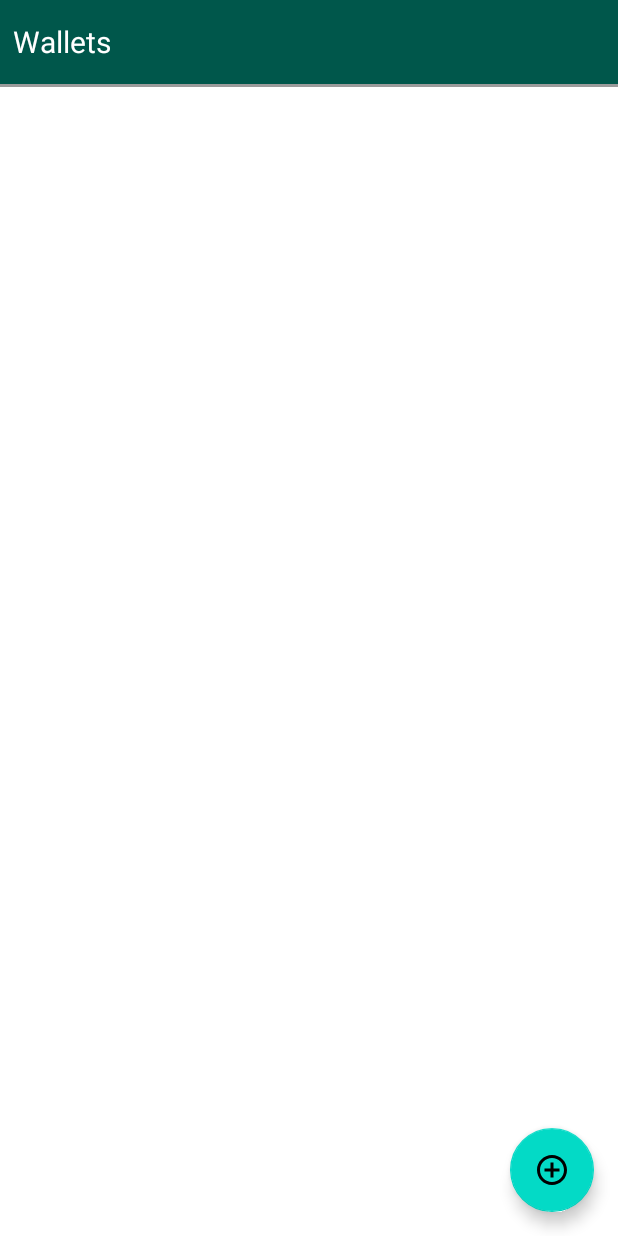
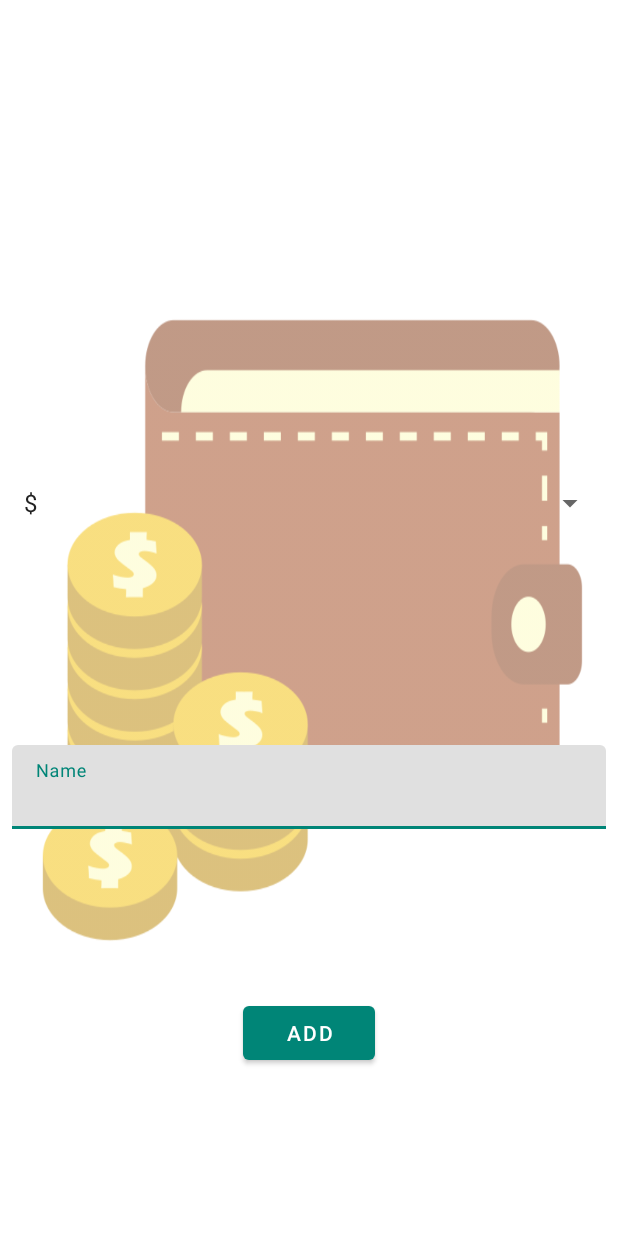
Before and after one commit to T2Aq/Wallet, an Android app: the WalletListActivity screen opened directly, with no data from a screen before it, after a tap on an icon or button, on a phone screen of 412 x 824 dp. Run offline under Robolectric (Android 15) with nearby library versions, the phone set to English and light mode, and no system bars.

Commit message:
Add wallet UI,closed #18

```diff
--- a/app/src/main/AndroidManifest.xml
+++ b/app/src/main/AndroidManifest.xml
@@ -31,6 +31,7 @@
     <activity android:name=".ui.confirmation.ConfirmationActivity"/>
     <activity android:name=".ui.currencylist.CurrencyListActivity"/>
     <activity android:name=".ui.walletlist.WalletListActivity"/>
+    <activity android:name=".ui.addwallet.AddWalletActivity"/>
   </application>
 
 </manifest>
--- a/app/src/main/java/com/t2aq/wallet/BasePresenter.kt
+++ b/app/src/main/java/com/t2aq/wallet/ui/BasePresenter.kt
@@ -1,4 +1,4 @@
-package com.t2aq.wallet
+package com.t2aq.wallet.ui
 
 interface BasePresenter {
 
--- a/app/src/main/java/com/t2aq/wallet/BaseView.kt
+++ b/app/src/main/java/com/t2aq/wallet/ui/BaseView.kt
@@ -1,4 +1,4 @@
-package com.t2aq.wallet
+package com.t2aq.wallet.ui
 
 interface BaseView<T> {
 
--- /dev/null
+++ b/app/src/main/java/com/t2aq/wallet/ui/addwallet/AddWalletActivity.kt
@@ -0,0 +1,19 @@
+package com.t2aq.wallet.ui.addwallet
+
+import com.t2aq.wallet.R
+import android.os.Bundle
+import androidx.appcompat.app.AppCompatActivity
+
+class AddWalletActivity : AppCompatActivity() {
+
+  override fun onCreate(savedInstanceState: Bundle?) {
+    super.onCreate(savedInstanceState)
+    setContentView(R.layout.activity_addwallet)
+
+    firstSetup()
+  }
+
+  fun firstSetup() {
+    supportFragmentManager.beginTransaction().add(R.id.constrainlayout_addwallet_container, AddWalletFragment()).commit()
+  }
+}
--- /dev/null
+++ b/app/src/main/java/com/t2aq/wallet/ui/addwallet/AddWalletFragment.kt
@@ -0,0 +1,44 @@
+package com.t2aq.wallet.ui.addwallet
+
+import com.t2aq.wallet.R
+import android.os.Bundle
+import android.view.LayoutInflater
+import android.view.View
+import android.view.ViewGroup
+import android.widget.AdapterView
+import androidx.fragment.app.Fragment
+import android.widget.ArrayAdapter
+import androidx.core.content.ContextCompat
+import kotlinx.android.synthetic.main.fragment_addwallet.*
+
+class AddWalletFragment : Fragment(), AdapterView.OnItemSelectedListener {
+
+  override fun onCreateView(inflater: LayoutInflater, container: ViewGroup?, savedInstanceState: Bundle?): View? {
+    return inflater.inflate(R.layout.fragment_addwallet, container, false)
+  }
+
+  override fun onViewCreated(view: View, savedInstanceState: Bundle?) {
+    super.onViewCreated(view, savedInstanceState)
+
+    val addWalletDrawable = ContextCompat.getDrawable(context!!,R.drawable.addwallet)
+    addWalletDrawable?.alpha = 150
+    constraintlayout_addwallet_base.background = addWalletDrawable
+    val c = arrayListOf<String>("$","&")
+    spinnerSetup(c)
+  }
+
+  fun spinnerSetup( currencyList: List<String>) {
+    spinner_addwallet_curencies.onItemSelectedListener = this
+    val arrayAdapter = ArrayAdapter(context!!, android.R.layout.simple_spinner_item,currencyList)
+    arrayAdapter.setDropDownViewResource(android.R.layout.simple_spinner_dropdown_item)
+    spinner_addwallet_curencies.adapter = arrayAdapter
+  }
+
+  override fun onNothingSelected(parent: AdapterView<*>?) {
+
+  }
+
+  override fun onItemSelected(parent: AdapterView<*>?, view: View?, position: Int, id: Long) {
+
+  }
+}
--- a/app/src/main/java/com/t2aq/wallet/ui/mainpage/MainPageActivity.kt
+++ b/app/src/main/java/com/t2aq/wallet/ui/mainpage/MainPageActivity.kt
@@ -12,6 +12,8 @@ import androidx.drawerlayout.widget.DrawerLayout
 import com.google.android.material.navigation.NavigationView
 import com.t2aq.wallet.R
 import com.t2aq.wallet.ui.currencylist.CurrencyListActivity
+import com.t2aq.wallet.ui.walletlist.WalletListActivity
+import com.t2aq.wallet.ui.walletlist.WalletListAdapter
 
 class MainPageActivity : AppCompatActivity(), NavigationView.OnNavigationItemSelectedListener {
 
@@ -81,6 +83,8 @@ class MainPageActivity : AppCompatActivity(), NavigationView.OnNavigationItemSel
 
             }
             R.id.item_navigationdrawer_wallets -> {
+                val intent = Intent(this,WalletListActivity::class.java)
+                startActivity(intent)
 
             }
             R.id.item_navigationdrawer_signout -> {
--- a/app/src/main/java/com/t2aq/wallet/ui/registration/RegistrationContract.kt
+++ b/app/src/main/java/com/t2aq/wallet/ui/registration/RegistrationContract.kt
@@ -1,7 +1,7 @@
 package com.t2aq.wallet.ui.registration
 
-import com.t2aq.wallet.BasePresenter
-import com.t2aq.wallet.BaseView
+import com.t2aq.wallet.ui.BasePresenter
+import com.t2aq.wallet.ui.BaseView
 
 interface RegistrationContract {
 
--- a/app/src/main/java/com/t2aq/wallet/ui/walletlist/WalletListActivity.kt
+++ b/app/src/main/java/com/t2aq/wallet/ui/walletlist/WalletListActivity.kt
@@ -1,9 +1,11 @@
 package com.t2aq.wallet.ui.walletlist
 
+import android.content.Intent
 import android.os.Bundle
 import androidx.appcompat.app.AppCompatActivity
 import com.google.android.material.floatingactionbutton.FloatingActionButton
 import com.t2aq.wallet.R
+import com.t2aq.wallet.ui.addwallet.AddWalletActivity
 
 class WalletListActivity : AppCompatActivity() {
 
@@ -18,7 +20,9 @@ class WalletListActivity : AppCompatActivity() {
   private fun firstSetup() {
     val fab: FloatingActionButton = findViewById(R.id.floatingactionbutton_walletlist_add)
     fab.setOnClickListener { view ->
-//TODO
+
+      val intent = Intent(this, AddWalletActivity::class.java)
+      startActivity(intent)
     }
     supportFragmentManager.beginTransaction().add(R.id.constrainlayout_walletlist_container, WalletListFragment()).commit()
   }
--- a/app/src/main/java/com/t2aq/wallet/ui/walletlist/WalletListContract.kt
+++ b/app/src/main/java/com/t2aq/wallet/ui/walletlist/WalletListContract.kt
@@ -1,7 +1,7 @@
 package com.t2aq.wallet.ui.walletlist
 
-import com.t2aq.wallet.BasePresenter
-import com.t2aq.wallet.BaseView
+import com.t2aq.wallet.ui.BasePresenter
+import com.t2aq.wallet.ui.BaseView
 import com.t2aq.wallet.data.model.WalletModel
 
 interface WalletListContract {
--- /dev/null
+++ b/app/src/main/res/layout/activity_addwallet.xml
@@ -0,0 +1,8 @@
+<?xml version="1.0" encoding="utf-8"?>
+<androidx.constraintlayout.widget.ConstraintLayout
+  xmlns:android="http://schemas.android.com/apk/res/android"
+  android:layout_width="match_parent"
+  android:layout_height="match_parent"
+  android:id="@+id/constrainlayout_addwallet_container">
+
+</androidx.constraintlayout.widget.ConstraintLayout>
--- /dev/null
+++ b/app/src/main/res/layout/fragment_addwallet.xml
@@ -0,0 +1,54 @@
+<?xml version="1.0" encoding="utf-8"?>
+<androidx.constraintlayout.widget.ConstraintLayout
+        xmlns:android="http://schemas.android.com/apk/res/android"
+        xmlns:app="http://schemas.android.com/apk/res-auto"
+        xmlns:tools="http://schemas.android.com/tools" android:layout_width="match_parent"
+        android:layout_height="match_parent"
+        android:background="@drawable/addwallet"
+        android:id="@+id/constraintlayout_addwallet_base">
+    <com.google.android.material.textfield.TextInputLayout
+            android:id="@+id/textInputLayout"
+            android:layout_width="match_parent"
+            android:layout_height="wrap_content"
+            android:layout_marginBottom="8dp"
+            android:layout_marginStart="8dp"
+            android:layout_marginEnd="8dp"
+            app:layout_constraintBottom_toBottomOf="parent"
+            app:layout_constraintEnd_toEndOf="parent"
+            app:layout_constraintStart_toStartOf="parent"
+            android:layout_marginTop="8dp"
+            app:layout_constraintVertical_bias="0.65" app:layout_constraintTop_toTopOf="parent">
+
+        <com.google.android.material.textfield.TextInputEditText
+                android:layout_width="match_parent"
+                android:layout_height="wrap_content"
+                android:hint="@string/all_name"/>
+    </com.google.android.material.textfield.TextInputLayout>
+    <com.google.android.material.button.MaterialButton
+            android:id="@+id/button_addwallet_add"
+            android:layout_width="wrap_content"
+            android:layout_height="wrap_content"
+            android:layout_marginTop="8dp"
+            android:layout_marginBottom="8dp"
+            android:layout_marginStart="8dp"
+            android:layout_marginEnd="8dp"
+            android:text="@string/all_add"
+            app:layout_constraintBottom_toBottomOf="parent"
+            app:layout_constraintEnd_toEndOf="parent"
+            app:layout_constraintStart_toStartOf="parent"
+            app:layout_constraintTop_toBottomOf="@+id/textInputLayout"/>
+    <Spinner
+            android:layout_width="match_parent"
+            android:layout_height="wrap_content"
+            android:id="@+id/spinner_addwallet_curencies"
+            android:layout_marginBottom="8dp"
+            app:layout_constraintBottom_toTopOf="@+id/textInputLayout"
+            android:layout_marginTop="8dp"
+            app:layout_constraintTop_toTopOf="parent"
+            app:layout_constraintEnd_toEndOf="parent"
+            android:layout_marginEnd="8dp"
+            app:layout_constraintStart_toStartOf="parent"
+            android:layout_marginStart="8dp"
+            app:layout_constraintVertical_bias="0.69"/>
+
+</androidx.constraintlayout.widget.ConstraintLayout>
--- a/app/src/main/res/layout/fragment_currencylist.xml
+++ b/app/src/main/res/layout/fragment_currencylist.xml
@@ -21,7 +21,7 @@
       android:layout_marginBottom="8dp"
       android:layout_marginStart="8dp"
       android:gravity="center"
-      android:text="@string/currencylist_currencies"
+      android:text="@string/all_currencies"
       app:layout_constraintBottom_toBottomOf="parent"
       app:layout_constraintStart_toStartOf="parent"
       app:layout_constraintTop_toTopOf="@+id/imagebutton_currencylist_addall"/>
--- a/app/src/main/res/values/strings.xml
+++ b/app/src/main/res/values/strings.xml
@@ -21,8 +21,10 @@
   <string name="navigationdrawer_exchange">Exchange</string>
   <string name="navigationdrawer_wallets">Wallets</string>
   <string name="navigationdrawer_signout">Sign out</string>
-  <string name="currencylist_currencies">Currencies</string>
+  <string name="all_currencies">Currencies</string>
   <string name="currencylist_itemadded">item added</string>
   <string name="currencylist_itemsadded">items added</string>
   <string name="walletlist_wallets">Wallets</string>
+  <string name="all_name">Name</string>
+  <string name="all_add">Add</string>
 </resources>
```
Also changed, not shown: app/src/main/java/com/t2aq/wallet/ui/confirmation/ConfirmationContract.kt (+4 -4 lines), app/src/main/java/com/t2aq/wallet/ui/currencylist/CurrencyListContract.kt (+4 -4 lines), app/src/main/java/com/t2aq/wallet/ui/main/MainContract.kt (+4 -4 lines), app/src/main/java/com/t2aq/wallet/ui/mainpage/MainPageContract.kt (+4 -4 lines), app/src/main/res/drawable/addwallet.png (added), 325 other files. Lines whose indentation alone changed are shown as unchanged.
